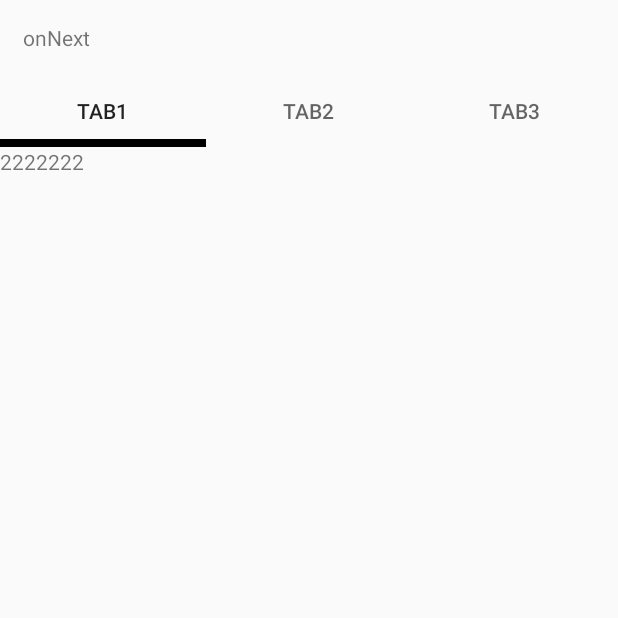
After one commit to rosaemperor/MyApplication, an Android app: the MyFragment screen opened directly, with no data from a screen before it, on a phone screen of 412 x 824 dp, the top half of it. The commit adds this screen. Run offline under Robolectric (Android 15) with nearby library versions, the phone set to English and light mode, and no system bars; our stand-ins replace RxJava, data binding.

```diff
--- a/app/src/main/java/com/myapplication/SimpleRxAndroidActivity.java
+++ b/app/src/main/java/com/myapplication/SimpleRxAndroidActivity.java
@@ -4,10 +4,22 @@ import android.databinding.DataBindingUtil;
 import android.databinding.Observable;
 import android.os.Bundle;
 import android.support.annotation.Nullable;
+import android.support.design.widget.TabLayout;
+import android.support.v4.app.Fragment;
 import android.support.v7.app.AppCompatActivity;
+import android.support.v7.widget.FitWindowsLinearLayout;
+import android.util.Log;
+import android.view.ViewGroup;
+import android.widget.FrameLayout;
+import android.widget.LinearLayout;
 
+import com.myapplication.adapter.TabLayoutPagerAdapter;
 import com.myapplication.databinding.RxSimpleTestBinding;
+import com.myapplication.fragment.MyFragment;
 import com.myapplication.viewModel.RxAndroidSimpleViewModel;
+
+import java.util.ArrayList;
+import java.util.List;
 
 /**
  * Created by Adminidtrator on 2017/9/3.
@@ -21,6 +33,17 @@ public class SimpleRxAndroidActivity extends AppCompatActivity{
         super.onCreate(savedInstanceState);
         binding= DataBindingUtil.setContentView(this,R.layout.rx_simple_test);
         viewModel= new RxAndroidSimpleViewModel(this,binding);
+        List<Fragment> list = new ArrayList<>();
+        list.add(new MyFragment());
+        list.add(new MyFragment());
+        list.add(new MyFragment());
+        binding.viewpager.setAdapter(new TabLayoutPagerAdapter(getSupportFragmentManager(),SimpleRxAndroidActivity.this,list));
+        binding.tablayout.setupWithViewPager(binding.viewpager);
+        binding.tablayout.setTabMode(TabLayout.MODE_FIXED);
+        LinearLayout layout= (LinearLayout) ((ViewGroup)binding.tablayout.getRootView()).getChildAt(0);
+        FrameLayout frameLayout= (FrameLayout) layout.getChildAt(1);
+        FitWindowsLinearLayout layout1= (FitWindowsLinearLayout) frameLayout.getChildAt(0);
+        Log.d("AA",""+layout1.getChildAt(1)+layout1.getChildAt(0));
     }
 
 }
--- /dev/null
+++ b/app/src/main/java/com/myapplication/adapter/TabLayoutPagerAdapter.java
@@ -0,0 +1,39 @@
+package com.myapplication.adapter;
+
+import android.content.Context;
+import android.support.v4.app.Fragment;
+import android.support.v4.app.FragmentManager;
+import android.support.v4.app.FragmentPagerAdapter;
+
+import java.util.List;
+
+/**
+ * Created by Adminidtrator on 2017/9/9.
+ */
+
+public class TabLayoutPagerAdapter extends FragmentPagerAdapter {
+    final int PAGE_COUNT = 3;
+    private String tabTitles[] = new String[]{"tab1","tab2","tab3"};
+    private Context context;
+    private List<Fragment> list;
+
+    public TabLayoutPagerAdapter(FragmentManager fm, Context context, List<Fragment> list) {
+        super(fm);
+        this.context = context;
+        this.list = list;
+    }
+
+    @Override
+    public Fragment getItem(int position) {
+        return list.get(position);
+    }
+
+    @Override
+    public int getCount() {
+        return PAGE_COUNT;
+    }
+    @Override
+    public CharSequence getPageTitle(int position) {
+        return tabTitles[position];
+    }
+}
--- /dev/null
+++ b/app/src/main/java/com/myapplication/fragment/MyFragment.java
@@ -0,0 +1,25 @@
+package com.myapplication.fragment;
+
+
+import android.os.Bundle;
+import android.support.annotation.Nullable;
+import android.support.v4.app.Fragment;
+import android.support.v4.widget.TextViewCompat;
+import android.view.LayoutInflater;
+import android.view.View;
+import android.view.ViewGroup;
+import android.widget.TextView;
+
+/**
+ * Created by Adminidtrator on 2017/9/9.
+ */
+
+public class MyFragment extends Fragment{
+    @Nullable
+    @Override
+    public View onCreateView(LayoutInflater inflater, @Nullable ViewGroup container, @Nullable Bundle savedInstanceState) {
+        TextView view= new TextView(getContext());
+        view.setText("2222222");
+        return view;
+    }
+}
--- a/app/src/main/res/layout/rx_simple_test.xml
+++ b/app/src/main/res/layout/rx_simple_test.xml
@@ -1,5 +1,6 @@
 <?xml version="1.0" encoding="utf-8"?>
-<layout xmlns:android="http://schemas.android.com/apk/res/android">
+<layout xmlns:android="http://schemas.android.com/apk/res/android"
+    xmlns:app="http://schemas.android.com/apk/res-auto">
     <data>
         <variable
             name="event"
@@ -16,5 +17,16 @@
         android:id="@+id/simple_text"
         android:onClick="@{event}"
         android:padding="15dp"/>
+    <android.support.design.widget.TabLayout
+        android:layout_width="match_parent"
+        app:tabIndicatorColor="#000000"
+        app:tabIndicatorHeight="5dp"
+        style="@style/tab_indicator"
+        android:id="@+id/tablayout"
+        android:layout_height="wrap_content"/>
+    <android.support.v4.view.ViewPager
+        android:id="@+id/viewpager"
+        android:layout_width="match_parent"
+        android:layout_height="match_parent"/>
 
 </LinearLayout></layout>
--- a/app/src/main/res/values/styles.xml
+++ b/app/src/main/res/values/styles.xml
@@ -31,4 +31,9 @@
         <item name="android:backgroundDimEnabled">true</item>
         <item name="android:backgroundDimAmount">0.1</item>
     </style>
+    <style name="tab_indicator" parent="Widget.Design.TabLayout">
+        <item name="android:indicatorLeft">15dp</item>
+
+
+    </style>
 </resources>
```
